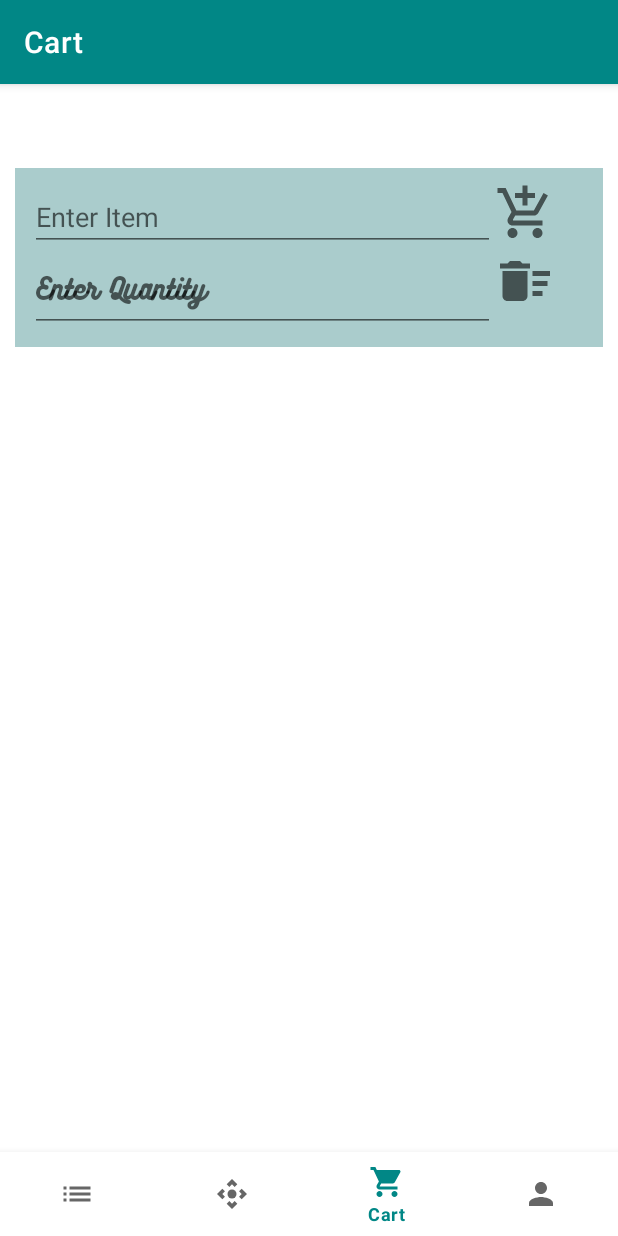
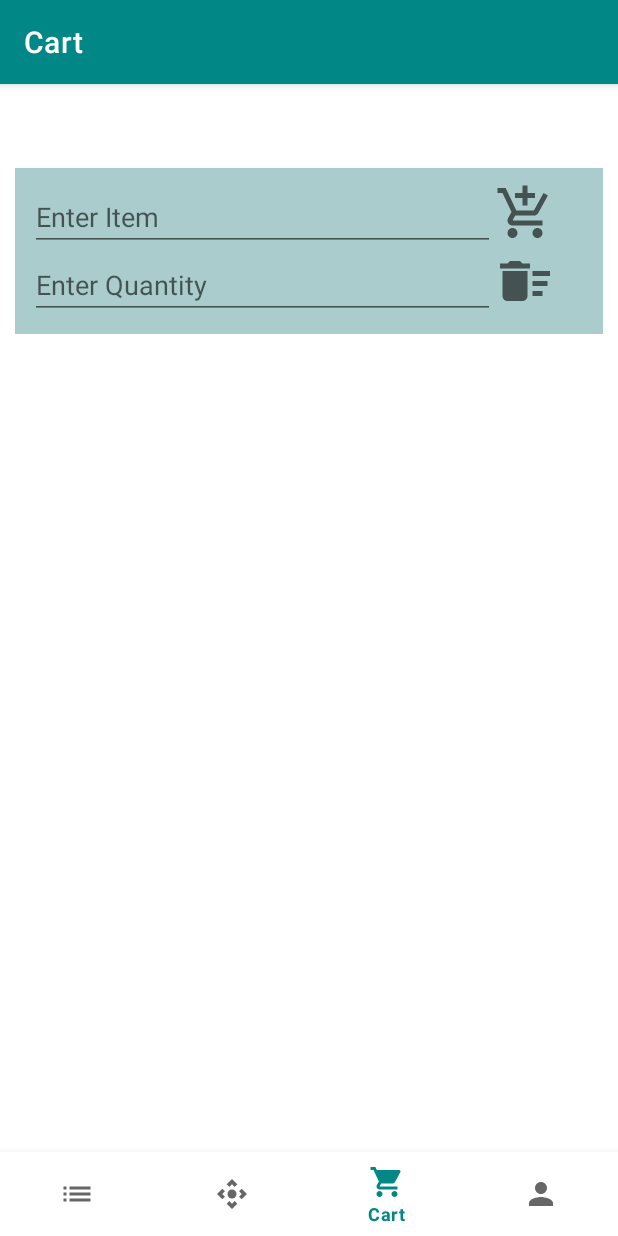
Before and after one commit to fauzxan/CookBook, an Android app: the ShoppingList screen opened through its navigation route, on a phone screen of 412 x 824 dp. Run offline under Robolectric (Android 15) with nearby library versions, the phone set to English and light mode, and no system bars; our stand-ins replace Firebase (no records; nobody signed in at launch, a user with empty details on screens opened directly), navigation-ui.

Commit message:
font change

```diff
--- a/app/src/main/res/layout/activity_shopping_list.xml
+++ b/app/src/main/res/layout/activity_shopping_list.xml
@@ -52,7 +52,6 @@
 
             <EditText
                 android:id="@+id/inputquantity"
-                android:fontFamily="@font/bukhari_script"
                 android:singleLine="true"
                 android:layout_width="310dp"
                 android:layout_height="wrap_content"
```
